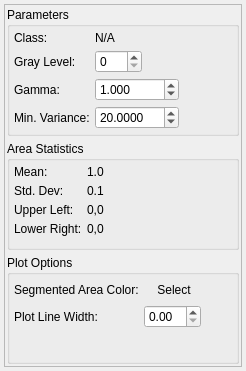
Old version of the form Code/EmMpmGui/UI_Files/UserInitAreaWidget.ui in the repository BlueQuartzSoftware/EMMPMWorkbench.
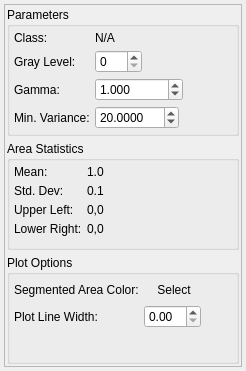
New version of the form.

Commit message: Allowing negative values for Gamma from the GUI

```diff
--- a/Code/EmMpmGui/UI_Files/UserInitAreaWidget.ui
+++ b/Code/EmMpmGui/UI_Files/UserInitAreaWidget.ui
@@ -89,6 +89,9 @@
             <property name="decimals">
              <number>3</number>
             </property>
+            <property name="minimum">
+             <double>-99999.990000000005239</double>
+            </property>
             <property name="maximum">
              <double>99999.990000000005239</double>
             </property>
```
